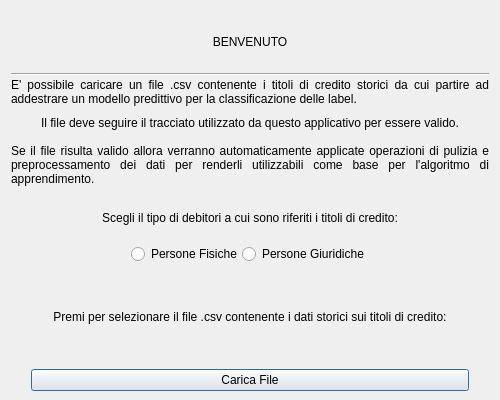
First picture: the form in NewUI/view/firstwindow.ui, repository Mskty/Coattiva, before the edit.
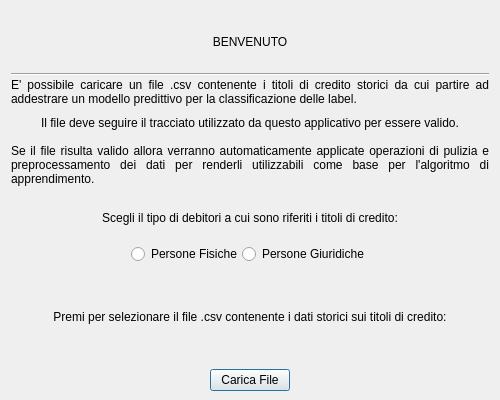
Second picture: the form after the edit.

```diff
--- a/NewUI/view/firstwindow.ui
+++ b/NewUI/view/firstwindow.ui
@@ -211,7 +211,7 @@
           <enum>Qt::Horizontal</enum>
          </property>
          <property name="sizeType">
-          <enum>QSizePolicy::Preferred</enum>
+          <enum>QSizePolicy::Expanding</enum>
          </property>
          <property name="sizeHint" stdset="0">
           <size>
@@ -234,7 +234,7 @@
           <enum>Qt::Horizontal</enum>
          </property>
          <property name="sizeType">
-          <enum>QSizePolicy::Preferred</enum>
+          <enum>QSizePolicy::Expanding</enum>
          </property>
          <property name="sizeHint" stdset="0">
           <size>
```
